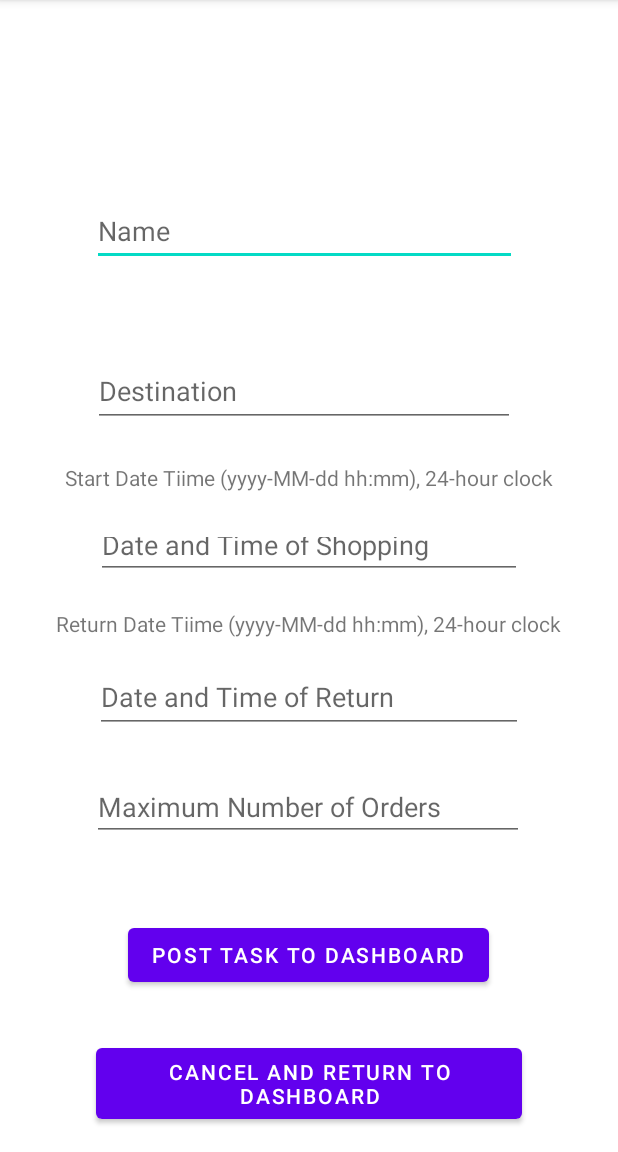
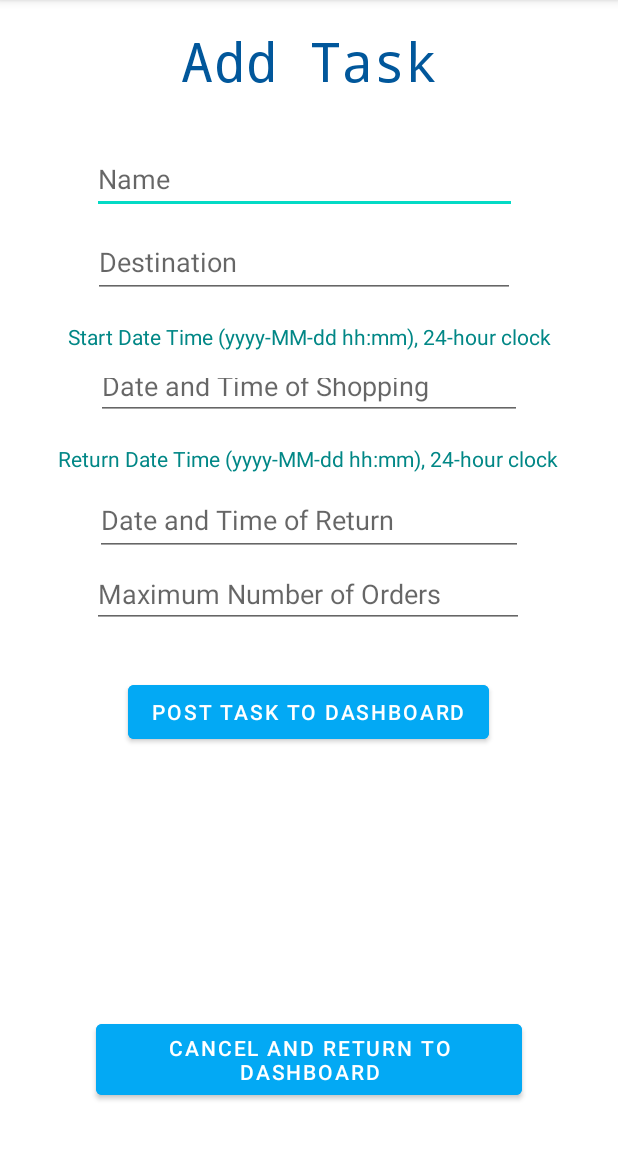
Before and after one commit to mrmandarin2002/uofthacks, an Android app: the AddTaskActivity screen opened directly, with no data from a screen before it, on a phone screen of 412 x 824 dp, the part 84-1236 px from its top. Run offline under Robolectric (Android 15) with nearby library versions, the phone set to English and light mode, and no system bars; network calls fail.

Commit message:
ui changes pt. 1

```diff
--- a/shoppingdashboardv2/app/src/main/java/com/example/shoppingdashboardv2/AddTaskActivity.java
+++ b/shoppingdashboardv2/app/src/main/java/com/example/shoppingdashboardv2/AddTaskActivity.java
@@ -48,6 +48,7 @@ public class AddTaskActivity extends AppCompatActivity {
                     {
 
                         String name = nameField.getText().toString();
+                        name = ServerSingleton.get().getmUsername();
                         // replace this with getting the username from the server
 
                         String dest = destField.getText().toString();
--- a/shoppingdashboardv2/app/src/main/java/com/example/shoppingdashboardv2/RecyclerViewAdapter.java
+++ b/shoppingdashboardv2/app/src/main/java/com/example/shoppingdashboardv2/RecyclerViewAdapter.java
@@ -49,7 +49,8 @@ public class RecyclerViewAdapter extends RecyclerView.Adapter<RecyclerViewAdapte
         String locationText = "Destination: " + mTasks.get(position).getDestination();
         String startText = "Start time: " + dateFormat.format(mTasks.get(position).getStart());
         String endText = "End time: " + dateFormat.format(mTasks.get(position).getFinish());
-        String numpeopleText = "Max Count: " + mTasks.get(position).getMax_orders();
+        String numpeopleText = "Current availability: " + mTasks.get(position).getRequests().size() + "/"
+                + mTasks.get(position).getMax_orders();
         String iconText = Character.toString(mTasks.get(position).getDestination().charAt(0));
 
         holder.task_nameTV.setText(nameText);
--- a/shoppingdashboardv2/app/src/main/java/com/example/shoppingdashboardv2/ViewTaskActivity.java
+++ b/shoppingdashboardv2/app/src/main/java/com/example/shoppingdashboardv2/ViewTaskActivity.java
@@ -78,6 +78,7 @@ public class ViewTaskActivity extends AppCompatActivity {
                 } else{
 
                     // replace nameET2 with getting the username from the server
+                    // name = ServerSingleton.get().getmUsername();
                     String newMessage = "Hi my name is: " + nameET2.getText().toString() + ". I am looking for: "
                             + groceryListET2.getText().toString() + " to be delivered to: " +
                             addressET2.getText().toString() + ". The approximate cost is: " +
--- a/shoppingdashboardv2/app/src/main/res/layout/activity_add_task.xml
+++ b/shoppingdashboardv2/app/src/main/res/layout/activity_add_task.xml
@@ -7,74 +7,90 @@
     tools:context=".AddTaskActivity">
 
     <TextView
+        android:id="@+id/addTaskTitleTV"
+        android:layout_width="wrap_content"
+        android:layout_height="wrap_content"
+        android:layout_marginTop="16dp"
+        android:text="Add Task"
+        android:textColor="@color/light_blue_900"
+        android:textSize="36sp"
+        android:typeface="monospace"
+        app:layout_constraintEnd_toEndOf="parent"
+        app:layout_constraintStart_toStartOf="parent"
+        app:layout_constraintTop_toTopOf="parent" />
+
+    <TextView
         android:id="@+id/dateTimeReturn_txtv"
         android:layout_width="wrap_content"
         android:layout_height="wrap_content"
-        android:layout_marginBottom="16dp"
-        android:text="Return Date Tiime (yyyy-MM-dd hh:mm), 24-hour clock"
-        app:layout_constraintBottom_toTopOf="@+id/returnDateTime_et"
+        android:layout_marginTop="16dp"
+        android:text="Return Date Time (yyyy-MM-dd hh:mm), 24-hour clock"
+        android:textColor="@color/teal_700"
         app:layout_constraintEnd_toEndOf="parent"
         app:layout_constraintHorizontal_bias="0.493"
-        app:layout_constraintStart_toStartOf="parent" />
+        app:layout_constraintStart_toStartOf="parent"
+        app:layout_constraintTop_toBottomOf="@+id/startDateTime_et" />
 
     <EditText
         android:id="@+id/name_et"
         android:layout_width="283dp"
         android:layout_height="46dp"
-        android:layout_marginTop="108dp"
-        android:layout_marginBottom="16dp"
+        android:layout_marginTop="32dp"
         android:ems="10"
         android:hint="Name"
         android:inputType="textPersonName"
-        app:layout_constraintBottom_toTopOf="@+id/destination_et"
+        android:textColor="@color/teal_700"
         app:layout_constraintEnd_toEndOf="parent"
         app:layout_constraintHorizontal_bias="0.476"
         app:layout_constraintStart_toStartOf="parent"
-        app:layout_constraintTop_toTopOf="parent"
-        app:layout_constraintVertical_bias="0.347" />
+        app:layout_constraintTop_toBottomOf="@+id/addTaskTitleTV" />
 
     <EditText
         android:id="@+id/destination_et"
         android:layout_width="281dp"
         android:layout_height="48dp"
-        android:layout_marginBottom="24dp"
+        android:layout_marginTop="8dp"
         android:ems="10"
         android:hint="Destination"
         android:inputType="textPersonName"
-        app:layout_constraintBottom_toTopOf="@+id/dateTimeStart_txtv"
+        android:textColor="@color/teal_700"
         app:layout_constraintEnd_toEndOf="parent"
         app:layout_constraintHorizontal_bias="0.476"
-        app:layout_constraintStart_toStartOf="parent" />
+        app:layout_constraintStart_toStartOf="parent"
+        app:layout_constraintTop_toBottomOf="@+id/name_et" />
 
     <EditText
         android:id="@+id/maxOrders_et"
         android:layout_width="288dp"
         android:layout_height="40dp"
-        android:layout_marginBottom="52dp"
+        android:layout_marginTop="8dp"
         android:ems="10"
         android:hint="Maximum Number of Orders"
         android:inputType="number"
-        app:layout_constraintBottom_toTopOf="@+id/createTask_bt"
+        android:textColor="@color/teal_700"
         app:layout_constraintEnd_toEndOf="parent"
         app:layout_constraintHorizontal_bias="0.495"
-        app:layout_constraintStart_toStartOf="parent" />
+        app:layout_constraintStart_toStartOf="parent"
+        app:layout_constraintTop_toBottomOf="@+id/returnDateTime_et" />
 
     <Button
         android:id="@+id/createTask_bt"
         android:layout_width="wrap_content"
         android:layout_height="wrap_content"
-        android:layout_marginBottom="32dp"
+        android:layout_marginTop="32dp"
+        android:backgroundTint="#03A9F4"
         android:text="Post Task To Dashboard"
-        app:layout_constraintBottom_toTopOf="@+id/cancel_bt"
         app:layout_constraintEnd_toEndOf="parent"
         app:layout_constraintHorizontal_bias="0.498"
-        app:layout_constraintStart_toStartOf="parent" />
+        app:layout_constraintStart_toStartOf="parent"
+        app:layout_constraintTop_toBottomOf="@+id/maxOrders_et" />
 
     <Button
         android:id="@+id/cancel_bt"
         android:layout_width="284dp"
         android:layout_height="59dp"
-        android:layout_marginBottom="16dp"
+        android:layout_marginBottom="32dp"
+        android:backgroundTint="#03A9F4"
         android:text="Cancel and Return to Dashboard"
         app:iconTint="#682F2F"
         app:layout_constraintBottom_toBottomOf="parent"
@@ -85,34 +101,37 @@
         android:id="@+id/dateTimeStart_txtv"
         android:layout_width="wrap_content"
         android:layout_height="wrap_content"
-        android:layout_marginBottom="20dp"
-        android:text="Start Date Tiime (yyyy-MM-dd hh:mm), 24-hour clock"
-        app:layout_constraintBottom_toTopOf="@+id/startDateTime_et"
+        android:layout_marginTop="16dp"
+        android:text="Start Date Time (yyyy-MM-dd hh:mm), 24-hour clock"
+        android:textColor="@color/teal_700"
         app:layout_constraintEnd_toEndOf="parent"
-        app:layout_constraintStart_toStartOf="parent" />
+        app:layout_constraintStart_toStartOf="parent"
+        app:layout_constraintTop_toBottomOf="@+id/destination_et" />
 
     <EditText
         android:id="@+id/startDateTime_et"
         android:layout_width="284dp"
         android:layout_height="38dp"
-        android:layout_marginBottom="20dp"
+        android:layout_marginTop="8dp"
         android:ems="10"
         android:hint="Date and Time of Shopping "
         android:inputType="textPersonName"
-        app:layout_constraintBottom_toTopOf="@+id/dateTimeReturn_txtv"
+        android:textColor="@color/teal_700"
         app:layout_constraintEnd_toEndOf="parent"
-        app:layout_constraintStart_toStartOf="parent" />
+        app:layout_constraintStart_toStartOf="parent"
+        app:layout_constraintTop_toBottomOf="@+id/dateTimeStart_txtv" />
 
     <EditText
         android:id="@+id/returnDateTime_et"
         android:layout_width="285dp"
         android:layout_height="47dp"
-        android:layout_marginBottom="32dp"
+        android:layout_marginTop="8dp"
         android:ems="10"
         android:hint="Date and Time of Return"
         android:inputType="textPersonName"
-        app:layout_constraintBottom_toTopOf="@+id/maxOrders_et"
+        android:textColor="@color/teal_700"
         app:layout_constraintEnd_toEndOf="parent"
-        app:layout_constraintStart_toStartOf="parent" />
+        app:layout_constraintStart_toStartOf="parent"
+        app:layout_constraintTop_toBottomOf="@+id/dateTimeReturn_txtv" />
 
 </androidx.constraintlayout.widget.ConstraintLayout>
```
Also changed, not shown: shoppingdashboardv2/app/src/main/res/layout/activity_create_account.xml (+23 -8 lines), shoppingdashboardv2/app/src/main/res/layout/activity_main.xml (+24 -9 lines), shoppingdashboardv2/app/src/main/res/layout/activity_view_task.xml (+12 -0 lines), shoppingdashboardv2/app/src/main/res/layout/layout_listtasks.xml (+8 -6 lines).
